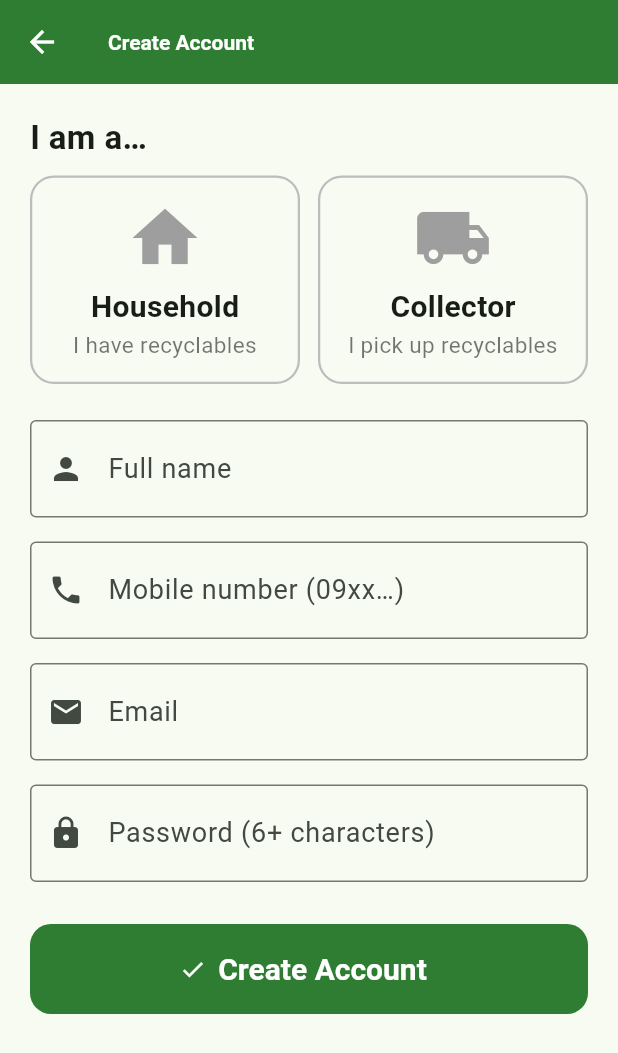
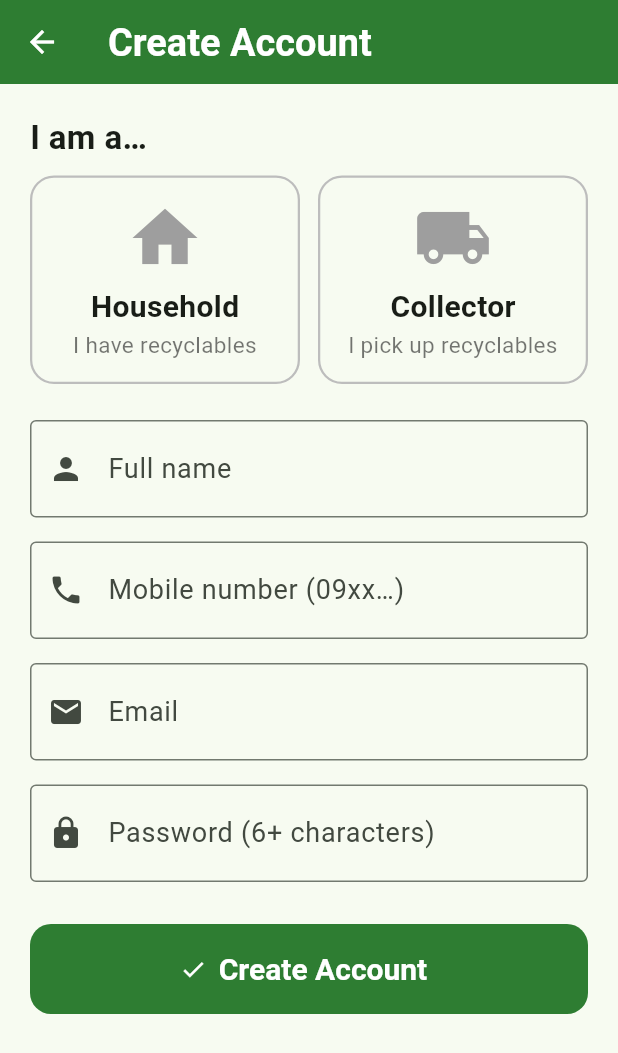
Before and after one commit to jaysonbutawan/TrashTrack, a Flutter app: the screen it shows after launch, after a tap on "Create Account", on a phone screen of 412 x 824 dp. Shown: the top 1053 px of the screen. Run offline on Flutter 3.47's test engine with Material 3 defaults, Android fonts, the phone set to English and light mode, and no system bars; our stand-ins replace flutter_map, geolocator, image_picker, latlong2; accounts and stored records are empty.

Commit message:
fix: addimg a theme in the UI

```diff
--- a/lib/theme.dart
+++ b/lib/theme.dart
@@ -6,7 +6,11 @@ ThemeData buildTheme() {
   final scheme = ColorScheme.fromSeed(seedColor: green, primary: green);
   final base = ThemeData(colorScheme: scheme, useMaterial3: true);
 
-  final bigText = base.textTheme.apply(fontSizeFactor: 1.15);
+  // base.textTheme has no font sizes yet (Flutter adds them later), so merge
+  // in the default sizes before scaling — otherwise apply() asserts.
+  final bigText = base.typography.englishLike
+      .merge(base.textTheme)
+      .apply(fontSizeFactor: 1.15);
   const buttonText = TextStyle(fontSize: 20, fontWeight: FontWeight.bold);
   const buttonSize = Size.fromHeight(60);
   final buttonShape = RoundedRectangleBorder(
```
